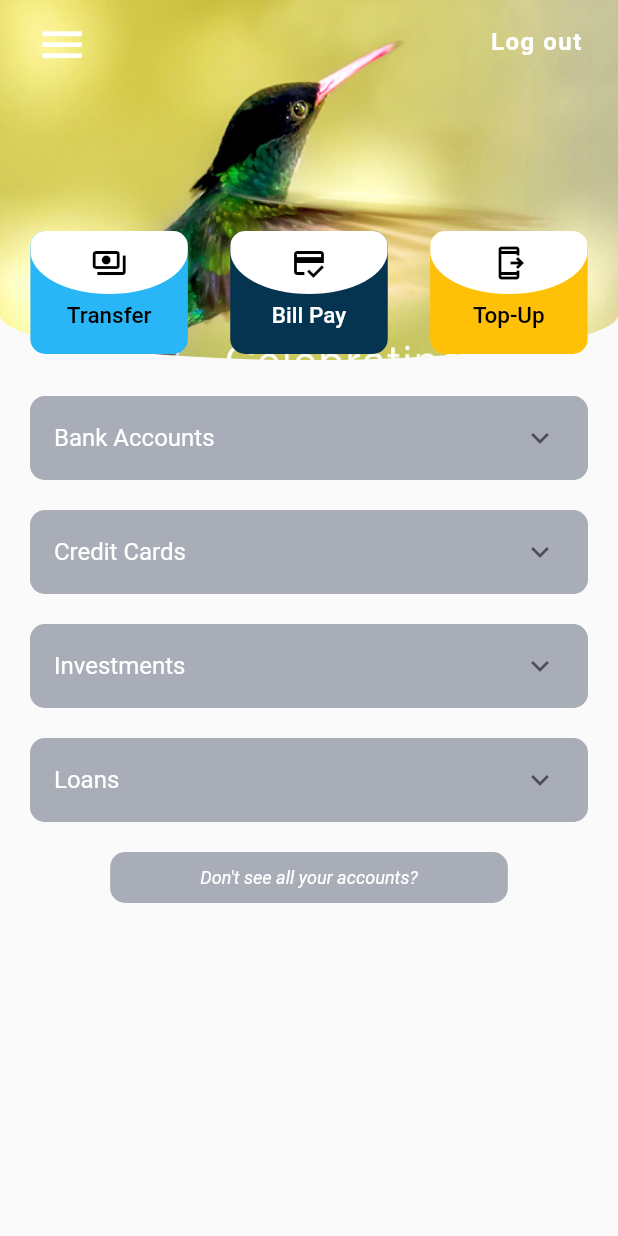
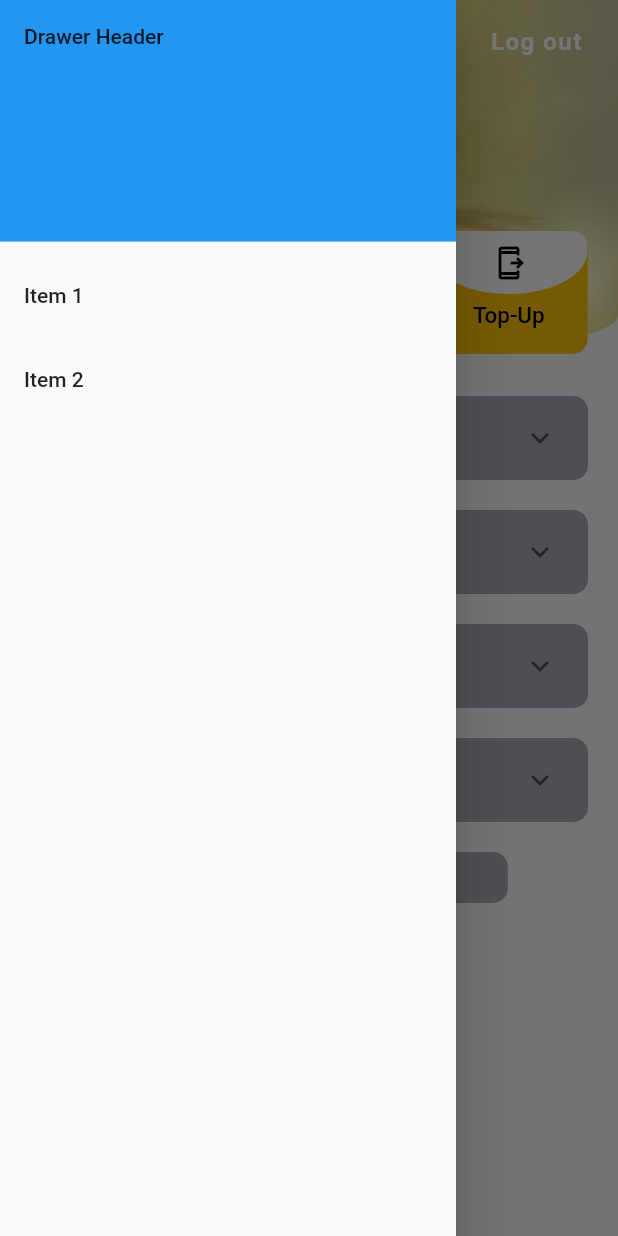
Before and after one commit to Kevin-Halll/ncb_clone, a Flutter app: the screen it shows after launch, with the side drawer open (before the commit the screen has no drawer), on a phone screen of 412 x 824 dp. Run offline on Flutter 3.47's test engine with Material 2 defaults, Android fonts, the phone set to English and light mode, and no system bars.

Commit message:
added drawer

```diff
--- a/lib/Components/drawer/nav_drawer.dart
+++ b/lib/Components/drawer/nav_drawer.dart
@@ -0,0 +1,45 @@
+import 'package:flutter/material.dart';
+
+class NavDrawer extends StatefulWidget {
+  const NavDrawer({Key? key}) : super(key: key);
+
+  @override
+  State<NavDrawer> createState() => _NavDrawerState();
+}
+
+class _NavDrawerState extends State<NavDrawer> {
+  @override
+  Widget build(BuildContext context) {
+    return Drawer(
+      // Add a ListView to the drawer. This ensures the user can scroll
+      // through the options in the drawer if there isn't enough vertical
+      // space to fit everything.
+      child: ListView(
+        // Important: Remove any padding from the ListView.
+        padding: EdgeInsets.zero,
+        children: [
+          const DrawerHeader(
+            decoration: BoxDecoration(
+              color: Colors.blue,
+            ),
+            child: Text('Drawer Header'),
+          ),
+          ListTile(
+            title: const Text('Item 1'),
+            onTap: () {
+              // Update the state of the app.
+              // ...
+            },
+          ),
+          ListTile(
+            title: const Text('Item 2'),
+            onTap: () {
+              // Update the state of the app.
+              // ...
+            },
+          ),
+        ],
+      ),
+    );
+  }
+}
--- a/lib/Components/home/account_home.dart
+++ b/lib/Components/home/account_home.dart
@@ -1,6 +1,7 @@
 // import 'dart:html';
 
 import 'package:flutter/material.dart';
+import 'package:ncb_clone/Components/drawer/nav_drawer.dart';
 
 class AccountHome extends StatefulWidget {
   const AccountHome({Key? key}) : super(key: key);
@@ -23,14 +24,14 @@ class _AccountHomeState extends State<AccountHome> {
           backgroundColor: Color.fromRGBO(0, 0, 0, 0),
           elevation: 0,
           title: Row(
-            mainAxisAlignment: MainAxisAlignment.spaceBetween,
+            mainAxisAlignment: MainAxisAlignment.end,
             children: [
-              IconButton(
-                  onPressed: () {},
-                  icon: Icon(
-                    Icons.menu,
-                    size: 35,
-                  )),
+              // IconButton(
+              //     onPressed: () {},
+              //     icon: Icon(
+              //       Icons.menu,
+              //       size: 35,
+              //     )),
               TextButton(
                 onPressed: () {},
                 child: Text(
@@ -45,6 +46,7 @@ class _AccountHomeState extends State<AccountHome> {
             ],
           ),
         ),
+        drawer: NavDrawer(),
         body: Stack(
           children: [
             ClipRRect(
```
